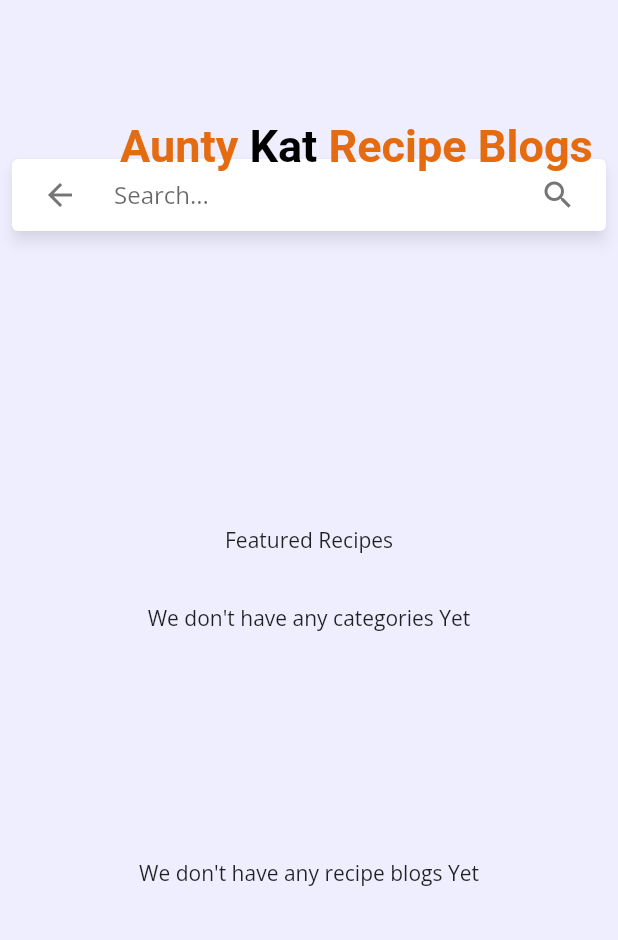
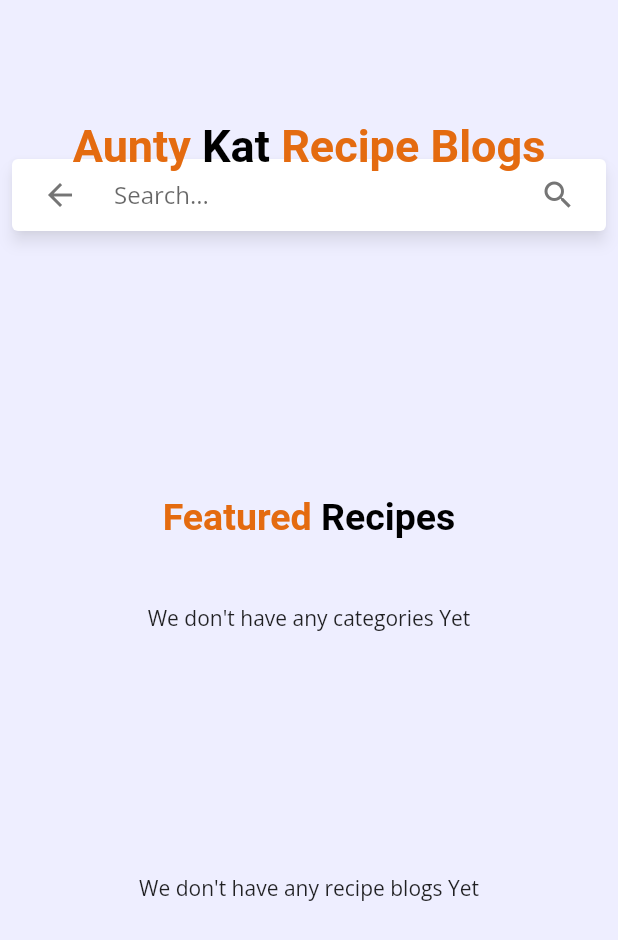
Before and after one commit to megkl/Recipe_Blog_App, a Flutter app: the HomeScreen screen opened directly, on a phone screen of 412 x 824 dp. Shown: the top 940 px of the screen. Run offline on Flutter 3.47's test engine with Material 2 defaults, Android fonts, the phone set to English and light mode, and no system bars; drawn by our look-alikes of material_floating_search_bar; our stand-ins replace carousel_pro, carousel_slider, flutter_secure_storage, google_fonts, image_picker, introduction_screen and 1 more; accounts and stored records are empty; network calls fail.

Commit message:
home screen ui

```diff
--- a/lib/CustumWidget/BlogCard.dart
+++ b/lib/CustumWidget/BlogCard.dart
@@ -15,7 +15,7 @@ class BlogCard extends StatelessWidget {
   @override
   Widget build(BuildContext context) {
     return Container(
-      height: MediaQuery.of(context).size.height*0.5,
+      height: MediaQuery.of(context).size.height,
       padding: EdgeInsets.symmetric(horizontal: 13, vertical: 8),
       width: MediaQuery.of(context).size.width,
       child: Card(
--- a/lib/apiHandler.dart
+++ b/lib/apiHandler.dart
@@ -7,7 +7,7 @@ import 'package:logger/logger.dart';
 class NetworkHandler {
   //static String baseurl = "http://192.168.0.28:5000";
   //var baseurl = Uri.parse("http://192.168.8.108:5555");
-  var baseurl = Uri.parse("http://192.168.8.108:5555");
+  var baseurl = Uri.parse("http://192.168.110.208:5555");
 
   //192.168.8.108
   //192.168.3.108
--- a/lib/screens/Blogs/blogs.dart
+++ b/lib/screens/Blogs/blogs.dart
@@ -1,15 +1,15 @@
+import 'package:carousel_slider/carousel_slider.dart';
 import 'package:flutter/material.dart';
 import 'package:recipe_blog_app/CustumWidget/BlogCard.dart';
 import 'package:recipe_blog_app/Model/SuperModel.dart';
 import 'package:recipe_blog_app/Model/addBlogModels.dart';
 import 'package:recipe_blog_app/screens/Blogs/blog.dart';
-
+import 'package:carousel_pro/carousel_pro.dart';
 import '../../apiHandler.dart';
 
 class RecipeBlogs extends StatefulWidget {
   const RecipeBlogs({ Key? key, required this.url }) : super(key: key);
   final String url;
-
   @override
   _RecipeBlogsState createState() => _RecipeBlogsState();
 }
@@ -17,7 +17,10 @@ class RecipeBlogs extends StatefulWidget {
 class _RecipeBlogsState extends State<RecipeBlogs> {
    NetworkHandler networkHandler = NetworkHandler();
   SuperModel superModel = SuperModel();
+  //AddBlogModel addBlogModel = AddBlogModel(body: '', coverImage: '', duration: 0, id: '', ingredients: '', procedure: '', productTypeName: '', title: '', username: '');
+  final AddBlogModel? addBlogModel = AddBlogModel(body: '', coverImage: '', duration: 0, id: '', ingredients: '', procedure: '', productTypeName: '', title: '', username: '');
    List<AddBlogModel?>? data = [];
+  int _currentIndex = 0;
 
   @override
   void initState() {
@@ -36,9 +39,41 @@ class _RecipeBlogsState extends State<RecipeBlogs> {
    @override
   Widget build(BuildContext context) {
     return data!.length > 0
-        ? ListView(
-            children: data
-                !.map((item) => Column(
+        ? Column(
+          children: [
+            CarouselSlider(
+              options: CarouselOptions(
+                height: 500,
+                autoPlay: true,
+                enlargeCenterPage: true,
+                scrollDirection: Axis.horizontal,
+                onPageChanged: (index, reason) {
+                  setState(
+                    () {
+                      _currentIndex = index;
+                    },
+                  );
+                },
+              ),
+              items: data!
+                  .map(
+                    (item) => Padding(
+                      padding: const EdgeInsets.all(8.0),
+                      child: Card(
+                        margin: EdgeInsets.only(
+                          top: 10.0,
+                          //bottom: 10.0,
+                        ),
+                        elevation: 4.0,
+                        shadowColor: Color(0xffe46b10),
+                        shape: RoundedRectangleBorder(
+                          borderRadius: BorderRadius.circular(20.0),
+                        ),
+                        child: ClipRRect(
+                          borderRadius: BorderRadius.all(
+                            Radius.circular(20.0),
+                          ),
+                          child: Stack(
                            children: <Widget>[
                             InkWell(
                               onTap: () {
@@ -55,12 +90,14 @@ class _RecipeBlogsState extends State<RecipeBlogs> {
                                 networkHandler: networkHandler,
                               ),
                             ),
-                        SizedBox(
-                          height: 0,
+                          ],),
                         ),
-                      ],
-                    ))
+                      ),
+                    ),
+                  )
                   .toList(),
+            ),
+          ]
         )
         : Center(
             child: Text("We don't have any recipe blogs Yet"),
--- a/lib/screens/Categories/recipeTypes.dart
+++ b/lib/screens/Categories/recipeTypes.dart
@@ -41,6 +41,7 @@ class _RecipeCategoriesState extends State<RecipeCategories> {
     return data!.length > 0
         ? ListView(
          scrollDirection: Axis.horizontal,
+         padding: EdgeInsets.only(left: 10),
             children: data
                 !.map((item) => Column(
                       children: <Widget>[
--- a/lib/screens/homeScreen.dart
+++ b/lib/screens/homeScreen.dart
@@ -14,7 +14,13 @@ class HomeScreen extends StatefulWidget {
 }
 
 class _HomeScreenState extends State<HomeScreen> {
-  List carouselimages = ["assets/bg.jpg","assets/bg1.jpg","assets/bg2.jpg","assets/bg4.jpg","assets/bg5.jpg"] ;
+  List carouselimages = [
+    "assets/bg.jpg",
+    "assets/bg1.jpg",
+    "assets/bg2.jpg",
+    "assets/bg4.jpg",
+    "assets/bg5.jpg"
+  ];
   @override
   Widget build(BuildContext context) {
     var carouselSlider = CarouselSlider.builder(
@@ -37,15 +43,19 @@ class _HomeScreenState extends State<HomeScreen> {
 
     return Scaffold(
         backgroundColor: Color(0xffEEEEFF),
-      body:  Stack(
+        body: Stack(
           children: [
             Padding(
               padding: const EdgeInsets.only(top: 100),
               child: buildFloatingSearchBar(),
             ),
-          Padding(
-            padding: const EdgeInsets.only(top: 80,left: 80),
-            child: _title(),
+            Container(
+              margin: EdgeInsets.only(top: 80),
+              child: Column(
+                  crossAxisAlignment: CrossAxisAlignment.center,
+                  children: [
+                    Center(child: _title()),
+                  ]),
             ),
             Container(
               padding: EdgeInsets.symmetric(vertical: 200),
@@ -54,18 +64,22 @@ class _HomeScreenState extends State<HomeScreen> {
               ),
             ),
             Container(
-               padding: EdgeInsets.only(top: 350,left: 150),
-          child:Text("Featured Recipes"),
+              margin: EdgeInsets.only(top: 330),
+              child: Column(
+                crossAxisAlignment: CrossAxisAlignment.center,
+                children: [
+                  Center(child: _featureTitle()),
+                ],
+              ),
             ),
             Container(
-               padding: EdgeInsets.only(top: 340),
+              padding: EdgeInsets.only(top: 360),
               child: RecipeBlogs(
                 url: "/product/getProducts",
               ),
             ),
           ],
-      )
-    );
+        ));
   }
 
   Widget _title() {
@@ -92,6 +106,26 @@ class _HomeScreenState extends State<HomeScreen> {
     );
   }
 
+  Widget _featureTitle() {
+    return RichText(
+      textAlign: TextAlign.center,
+      text: TextSpan(
+          text: 'Featured',
+          style: GoogleFonts.portLligatSans(
+            textStyle: Theme.of(context).textTheme.display1,
+            fontSize: 25,
+            fontWeight: FontWeight.w700,
+            color: Color(0xffe46b10),
+          ),
+          children: [
+            TextSpan(
+              text: ' Recipes',
+              style: TextStyle(color: Colors.black, fontSize: 25),
+            ),
+          ]),
+    );
+  }
+
   Widget buildFloatingSearchBar() {
     final actions = [
       FloatingSearchBarAction(
@@ -106,7 +140,8 @@ Widget buildFloatingSearchBar() {
       ),
     ];
 
-  final isPortrait = MediaQuery.of(context).orientation == Orientation.portrait;
+    final isPortrait =
+        MediaQuery.of(context).orientation == Orientation.portrait;
 
     return FloatingSearchBar(
       hint: 'Search...',
--- a/pubspec.yaml
+++ b/pubspec.yaml
@@ -38,6 +38,7 @@ dependencies:
   intl:
   carousel_slider: ^2.0.0
   material_floating_search_bar: ^0.3.4
+  carousel_pro: ^1.0.0
 
 dev_dependencies:
   flutter_test:
```
Also changed, not shown: lib/CustumWidget/CategoryCard.dart (+11 -18 lines), lib/CustumWidget/recipeCauroselSliders.dart (added, +110 -0 lines), pubspec.lock. Lines whose indentation alone changed are shown as unchanged.
